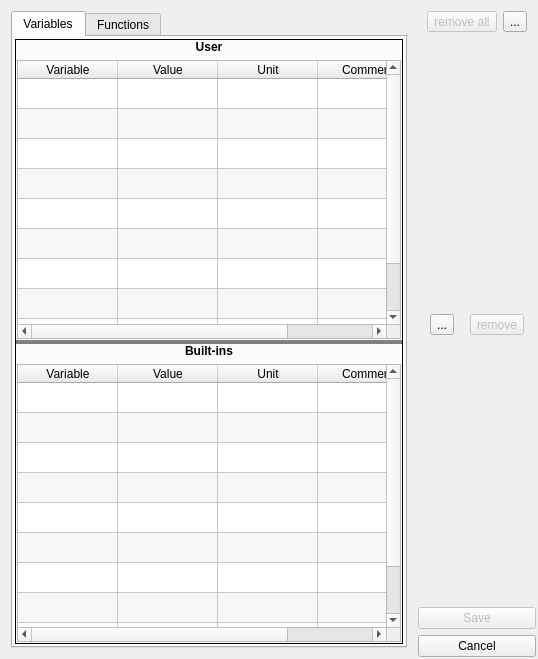
The window that FalconCalcQt/VariablesFunctionsDialog.ui (solyoma/FalconCalc) describes before a commit, drawn with Qt 5.
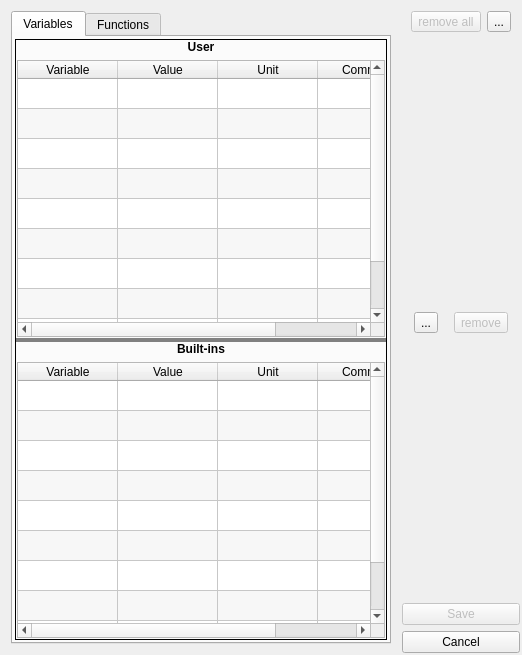
The same window after the commit. Icons and pictures are not drawn.

Commit message: WIP: all dialog windows is modern dialog windows

What changed in the file:
```diff
--- a/FalconCalcQt/VariablesFunctionsDialog.ui
+++ b/FalconCalcQt/VariablesFunctionsDialog.ui
@@ -1,13 +1,13 @@
 <?xml version="1.0" encoding="UTF-8"?>
 <ui version="4.0">
  <class>VariablesFunctionsDialogClass</class>
- <widget class="QDialog" name="VariablesFunctionsDialogClass">
+ <widget class="QWidget" name="VariablesFunctionsDialogClass">
   <property name="geometry">
    <rect>
     <x>0</x>
     <y>0</y>
-    <width>538</width>
-    <height>659</height>
+    <width>522</width>
+    <height>655</height>
    </rect>
   </property>
   <property name="sizePolicy">
@@ -16,6 +16,12 @@
     <verstretch>0</verstretch>
    </sizepolicy>
   </property>
+  <property name="minimumSize">
+   <size>
+    <width>522</width>
+    <height>0</height>
+   </size>
+  </property>
   <property name="windowTitle">
    <string>FalconCalc - Variables &amp; Functions</string>
   </property>
```
The commit also changes 26 other files.
